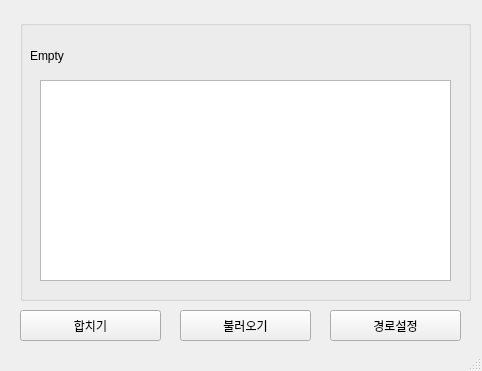
This is UI_xml.ui in HoguSoft/HoguPDF as Qt 5 draws it before an edit. The edited form follows.
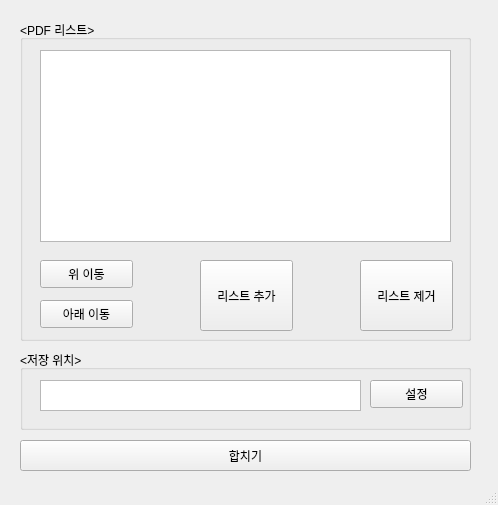
This is the edited form.

```diff
--- a/UI_xml.ui
+++ b/UI_xml.ui
@@ -9,8 +9,8 @@
    <rect>
     <x>0</x>
     <y>0</y>
-    <width>482</width>
-    <height>371</height>
+    <width>498</width>
+    <height>505</height>
    </rect>
   </property>
   <property name="windowTitle">
@@ -21,8 +21,8 @@
     <property name="geometry">
      <rect>
       <x>20</x>
-      <y>310</y>
-      <width>141</width>
+      <y>440</y>
+      <width>451</width>
       <height>31</height>
      </rect>
     </property>
@@ -36,64 +36,116 @@
       <x>20</x>
       <y>20</y>
       <width>451</width>
-      <height>281</height>
+      <height>321</height>
      </rect>
     </property>
     <property name="title">
-     <string/>
+     <string>&lt;PDF 리스트&gt;</string>
+    </property>
+    <property name="flat">
+     <bool>false</bool>
     </property>
     <property name="checkable">
      <bool>false</bool>
     </property>
-    <widget class="QLabel" name="label">
-     <property name="geometry">
-      <rect>
-       <x>10</x>
-       <y>25</y>
-       <width>421</width>
-       <height>21</height>
-      </rect>
-     </property>
-     <property name="text">
-      <string>Empty</string>
-     </property>
-    </widget>
-    <widget class="QColumnView" name="columnView">
+    <widget class="QListWidget" name="listWidget">
      <property name="geometry">
       <rect>
        <x>20</x>
-       <y>60</y>
+       <y>30</y>
        <width>411</width>
-       <height>201</height>
+       <height>192</height>
       </rect>
      </property>
     </widget>
+    <widget class="QPushButton" name="pushButton_4">
+     <property name="geometry">
+      <rect>
+       <x>20</x>
+       <y>240</y>
+       <width>93</width>
+       <height>28</height>
+      </rect>
+     </property>
+     <property name="text">
+      <string>위 이동</string>
+     </property>
+    </widget>
+    <widget class="QPushButton" name="pushButton_5">
+     <property name="geometry">
+      <rect>
+       <x>20</x>
+       <y>280</y>
+       <width>93</width>
+       <height>28</height>
+      </rect>
+     </property>
+     <property name="text">
+      <string>아래 이동</string>
+     </property>
+    </widget>
+    <widget class="QPushButton" name="pushButton_6">
+     <property name="geometry">
+      <rect>
+       <x>180</x>
+       <y>240</y>
+       <width>93</width>
+       <height>71</height>
+      </rect>
+     </property>
+     <property name="text">
+      <string>리스트 추가</string>
+     </property>
+    </widget>
+    <widget class="QPushButton" name="pushButton_7">
+     <property name="geometry">
+      <rect>
+       <x>340</x>
+       <y>240</y>
+       <width>93</width>
+       <height>71</height>
+      </rect>
+     </property>
+     <property name="text">
+      <string>리스트 제거</string>
+     </property>
+    </widget>
    </widget>
-   <widget class="QPushButton" name="pushButton_2">
+   <widget class="QGroupBox" name="groupBox_2">
     <property name="geometry">
      <rect>
-      <x>180</x>
-      <y>310</y>
-      <width>131</width>
-      <height>31</height>
+      <x>20</x>
+      <y>350</y>
+      <width>451</width>
+      <height>80</height>
      </rect>
     </property>
-    <property name="text">
-     <string>불러오기</string>
+    <property name="title">
+     <string>&lt;저장 위치&gt;</string>
     </property>
-   </widget>
-   <widget class="QPushButton" name="pushButton_3">
-    <property name="geometry">
-     <rect>
-      <x>330</x>
-      <y>310</y>
-      <width>131</width>
-      <height>31</height>
-     </rect>
-    </property>
-    <property name="text">
-     <string>경로설정</string>
-    </property>
+    <widget class="QListWidget" name="listWidget_2">
+     <property name="geometry">
+      <rect>
+       <x>20</x>
+       <y>30</y>
+       <width>321</width>
+       <height>31</height>
+      </rect>
+     </property>
+    </widget>
+    <widget class="QPushButton" name="pushButton_2">
+     <property name="geometry">
+      <rect>
+       <x>350</x>
+       <y>30</y>
+       <width>93</width>
+       <height>28</height>
+      </rect>
+     </property>
+     <property name="text">
+      <string>설정</string>
+     </property>
+    </widget>
    </widget>
    <zorder>groupBox</zorder>
    <zorder>pushButton</zorder>
```
Left out of the diff: 5 changed lines with no effect on the pictures.
